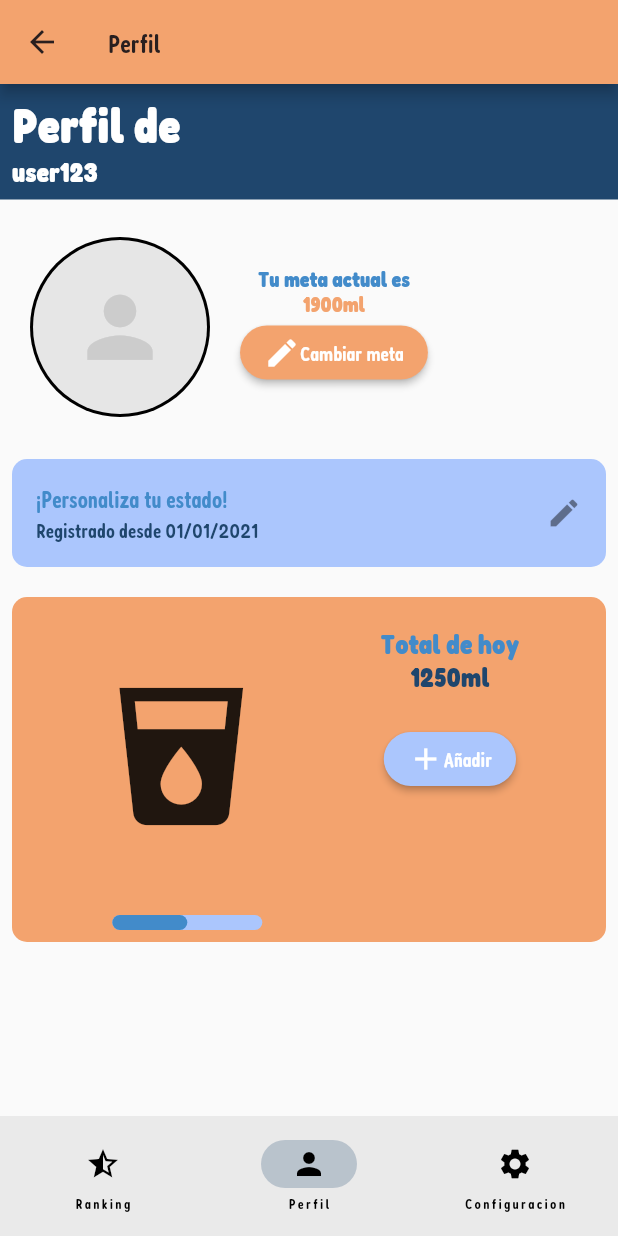
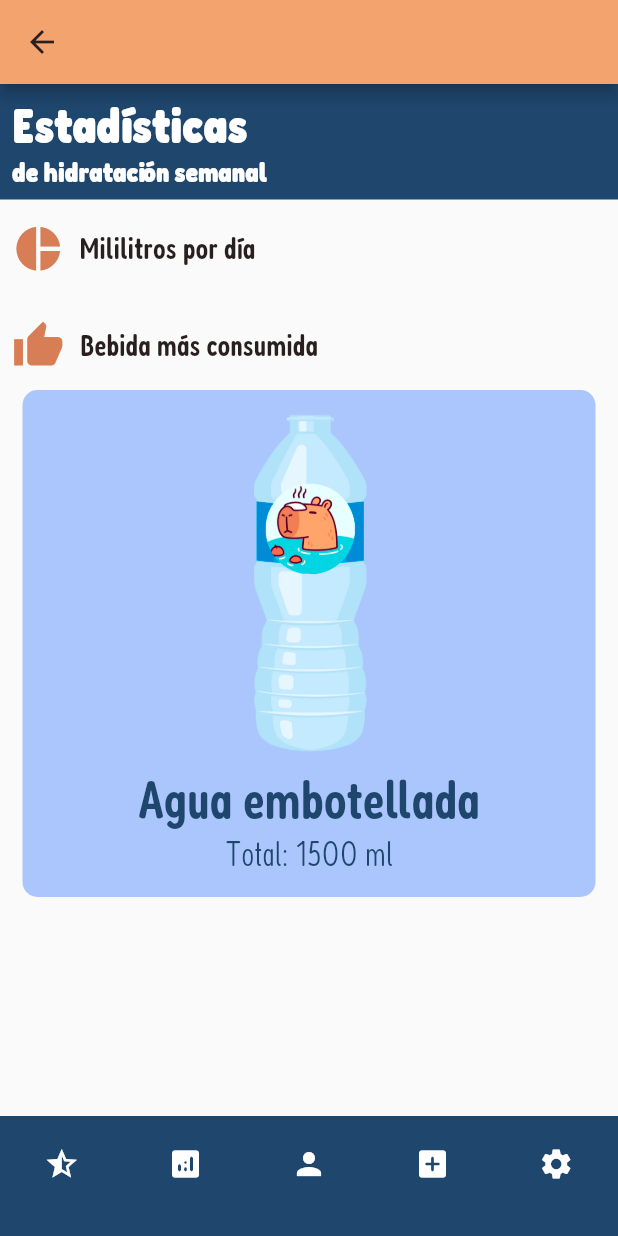
Before and after one commit to cinthya-g/AguaCapiPDM, a Flutter app: the HomePage screen opened directly, item 2 of the bottom bar chosen, on a phone screen of 412 x 824 dp. Run offline on Flutter 3.47's test engine with Material 2 defaults, Android fonts, the phone set to English and light mode, and no system bars; missing offline and left inert: flutter_charts.

Commit message:
Se agregaron las páginas faltantes y se actualizó navbar

```diff
--- a/aguacapi/lib/crear_usuario.dart
+++ b/aguacapi/lib/crear_usuario.dart
@@ -144,7 +144,6 @@ class CrearUsuario extends StatelessWidget {
                       }
                     }),
                 SizedBox(width: 16.0),
-                SizedBox(height: 16.0),
                 Container(
                   child: Divider(
                     color: acOrange,
--- /dev/null
+++ b/aguacapi/lib/estadisticas.dart
@@ -0,0 +1,102 @@
+import 'package:flutter/material.dart';
+import 'package:aguacapi/colors/colors.dart';
+import 'package:flutter_charts/flutter_charts.dart';
+
+class Estadisticas extends StatelessWidget {
+  const Estadisticas({super.key});
+
+  @override
+  Widget build(BuildContext context) {
+    return ListView(
+      children: [
+        Container(
+          alignment: Alignment.centerLeft,
+          color: acBlue,
+          margin: EdgeInsets.only(bottom: 5),
+          child: Padding(
+            padding: const EdgeInsets.all(8.0),
+            child: Column(
+              crossAxisAlignment: CrossAxisAlignment.start,
+              children: [
+                Text(
+                  "Estadísticas",
+                  style: TextStyle(
+                      fontSize: 32,
+                      fontWeight: FontWeight.bold,
+                      color: Colors.white),
+                ),
+                Text(
+                  "de hidratación semanal",
+                  style: TextStyle(
+                      fontSize: 18,
+                      fontWeight: FontWeight.bold,
+                      color: Colors.white),
+                )
+              ],
+            ),
+          ),
+        ),
+        SizedBox(height: 10),
+        Padding(
+          padding: const EdgeInsets.only(left: 8.0),
+          child: Row(
+            children: [
+              Icon(Icons.pie_chart, size: 35, color: acOrange50),
+              SizedBox(width: 10),
+              Text("Mililitros por día",
+                  style: TextStyle(
+                      fontSize: 20,
+                      fontWeight: FontWeight.w400,
+                      color: acBrown)),
+            ],
+          ),
+        ),
+        SizedBox(height: 10),
+        //TODO: Gráfica de barras ?
+        Container(),
+
+        SizedBox(height: 20),
+        Padding(
+          padding: const EdgeInsets.only(left: 8.0),
+          child: Row(
+            children: [
+              Icon(Icons.thumb_up, size: 35, color: acOrange50),
+              SizedBox(width: 10),
+              Text("Bebida más consumida",
+                  style: TextStyle(
+                      fontSize: 20,
+                      fontWeight: FontWeight.w400,
+                      color: acBrown)),
+            ],
+          ),
+        ),
+        SizedBox(height: 10),
+        Padding(
+          padding: const EdgeInsets.only(left: 13.0, right: 13.0),
+          child: Container(
+            margin: EdgeInsets.all(2),
+            decoration: BoxDecoration(
+                borderRadius: BorderRadius.circular(10), color: acBlue100),
+            child: Column(
+              children: [
+                Image.asset('assets/images/default.png',
+                    height: 250, width: 250, fit: BoxFit.fitHeight),
+                Text("Agua embotellada",
+                    style: TextStyle(
+                        fontSize: 36,
+                        fontWeight: FontWeight.w500,
+                        color: acBlue)),
+                Text("Total: 1500 ml",
+                    style: TextStyle(
+                        fontSize: 24,
+                        fontWeight: FontWeight.w300,
+                        color: acBlue)),
+                SizedBox(height: 15),
+              ],
+            ),
+          ),
+        ),
+      ],
+    );
+  }
+}
--- a/aguacapi/lib/home_page.dart
+++ b/aguacapi/lib/home_page.dart
@@ -2,6 +2,9 @@ import 'package:aguacapi/perfil.dart';
 import 'package:flutter/material.dart';
 import 'package:aguacapi/configuracion.dart';
 import 'package:aguacapi/ranking.dart';
+import 'package:aguacapi/estadisticas.dart';
+import 'package:aguacapi/nuevo_consumo.dart';
+import 'package:aguacapi/colors/colors.dart';
 
 class HomePage extends StatefulWidget {
   HomePage({super.key});
@@ -13,20 +16,31 @@ class HomePage extends StatefulWidget {
 class _HomePageState extends State<HomePage> {
   int currentIndex = 0;
 //TODO: Tienen que ir en orden, revisar eso despues
-  final _pagesName = ["Ranking", "Perfil", "Configuracion"];
-  final _pagelist = [Ranking(), Perfil(), Configuracion()];
+  final _pagesName = [
+    "Ranking",
+    "Estadisticas",
+    "Perfil",
+    "NuevoConsumo",
+    "Configuracion"
+  ];
+  final _pagelist = [
+    Ranking(),
+    Estadisticas(),
+    Perfil(),
+    NuevoConsumo(),
+    Configuracion()
+  ];
 
   @override
   Widget build(BuildContext context) {
     return Scaffold(
-      appBar: AppBar(
-        title: Text(_pagesName[currentIndex]),
-      ),
+      appBar: AppBar(),
       body: IndexedStack(
         index: currentIndex,
         children: _pagelist,
       ),
       bottomNavigationBar: NavigationBar(
+        backgroundColor: acBlue,
         selectedIndex: currentIndex,
         onDestinationSelected: (value) {
           setState(() {
@@ -35,16 +49,39 @@ class _HomePageState extends State<HomePage> {
         },
         destinations: [
           NavigationDestination(
-            icon: Icon(Icons.star_half_sharp),
-            label: '${_pagesName[0]}',
+            icon: Icon(
+              Icons.star_half_sharp,
+              color: Colors.white,
+            ),
+            label: '',
           ),
           NavigationDestination(
-            icon: Icon(Icons.person),
-            label: '${_pagesName[1]}',
+            icon: Icon(
+              Icons.analytics_rounded,
+              color: Colors.white,
+            ),
+            label: '',
           ),
           NavigationDestination(
-            icon: Icon(Icons.settings),
-            label: '${_pagesName[2]}',
+            icon: Icon(
+              Icons.person,
+              color: Colors.white,
+            ),
+            label: '',
+          ),
+          NavigationDestination(
+            icon: Icon(
+              Icons.add_box_rounded,
+              color: Colors.white,
+            ),
+            label: '',
+          ),
+          NavigationDestination(
+            icon: Icon(
+              Icons.settings,
+              color: Colors.white,
+            ),
+            label: '',
           ),
         ],
       ),
--- a/aguacapi/lib/perfil.dart
+++ b/aguacapi/lib/perfil.dart
@@ -1,15 +1,18 @@
 import 'package:flutter/material.dart';
+import 'package:aguacapi/colors/colors.dart';
 
 class Perfil extends StatelessWidget {
   Perfil({super.key});
 
   @override
   Widget build(BuildContext context) {
-    return Column(
+    return ListView(
+      children: [
+        Column(
           children: [
             Container(
               alignment: Alignment.centerLeft,
-          color: Color.fromARGB(255, 31, 70, 109),
+              color: acBlue,
               margin: EdgeInsets.only(bottom: 5),
               child: Padding(
                 padding: const EdgeInsets.all(8.0),
@@ -132,8 +135,10 @@ class Perfil extends StatelessWidget {
                                     width: 50,
                                     height: 10,
                                     decoration: BoxDecoration(
-                                    color: Color.fromARGB(255, 66, 139, 202),
-                                    borderRadius: BorderRadius.circular(10)),
+                                        color:
+                                            Color.fromARGB(255, 66, 139, 202),
+                                        borderRadius:
+                                            BorderRadius.circular(10)),
                                   )
                                 ],
                               ),
@@ -149,7 +154,8 @@ class Perfil extends StatelessWidget {
                                   Text(
                                     'Total de hoy',
                                     style: TextStyle(
-                                    fontWeight: FontWeight.bold, fontSize: 18),
+                                        fontWeight: FontWeight.bold,
+                                        fontSize: 18),
                                   ),
                                   Text(
                                     '1250ml',
@@ -161,7 +167,9 @@ class Perfil extends StatelessWidget {
                                   Container(
                                     margin: EdgeInsets.only(top: 20),
                                     child: ElevatedButton(
-                                  onPressed: () {},
+                                      onPressed: () {
+                                        // TODO: ir a nuevo_consumo.dart
+                                      },
                                       child: Row(
                                         children: [
                                           Icon(Icons.add),
@@ -169,10 +177,12 @@ class Perfil extends StatelessWidget {
                                         ],
                                       ),
                                       style: ElevatedButton.styleFrom(
-                                    primary: Color.fromRGBO(171, 198, 253, 1),
+                                        primary:
+                                            Color.fromRGBO(171, 198, 253, 1),
                                         onPrimary: Colors.white,
                                         shape: RoundedRectangleBorder(
-                                      borderRadius: BorderRadius.circular(32.0),
+                                          borderRadius:
+                                              BorderRadius.circular(32.0),
                                         ),
                                       ),
                                     ),
@@ -187,6 +197,8 @@ class Perfil extends StatelessWidget {
               ),
             )
           ],
+        )
+      ],
     );
   }
 }
```
Also changed, not shown: aguacapi/lib/nuevo_consumo.dart (added, +168 -0 lines), aguacapi/lib/ranking.dart (+6 -2 lines), aguacapi/pubspec.yaml (+7 -1 lines), aguacapi/assets/images/cafe.jpg (added), aguacapi/assets/images/default.png (added), aguacapi/pubspec.lock, 4 other files. Lines whose indentation alone changed are shown as unchanged.
